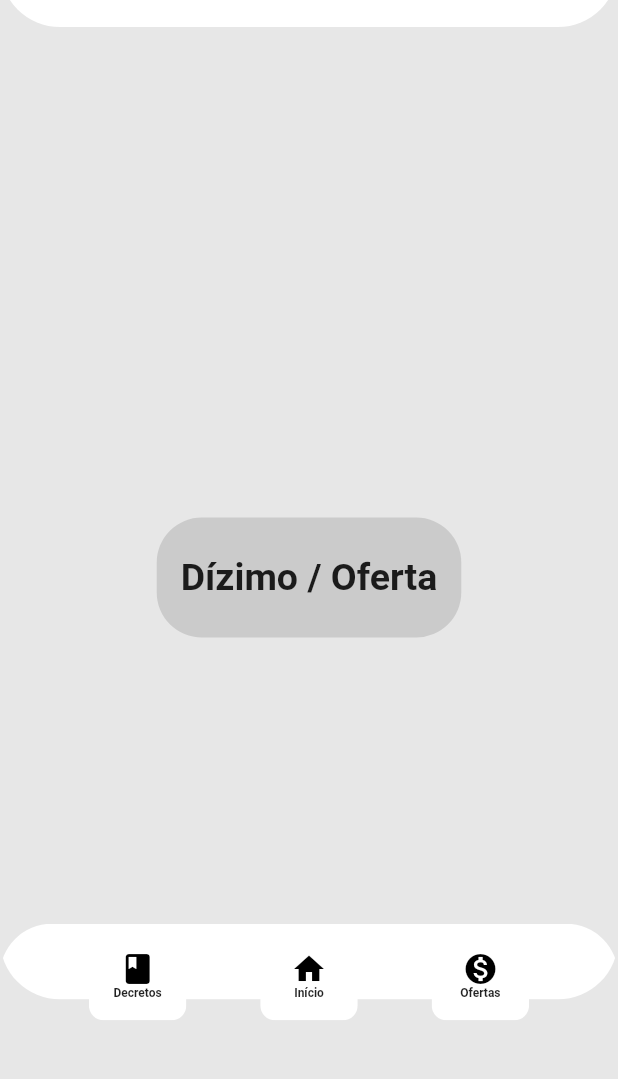
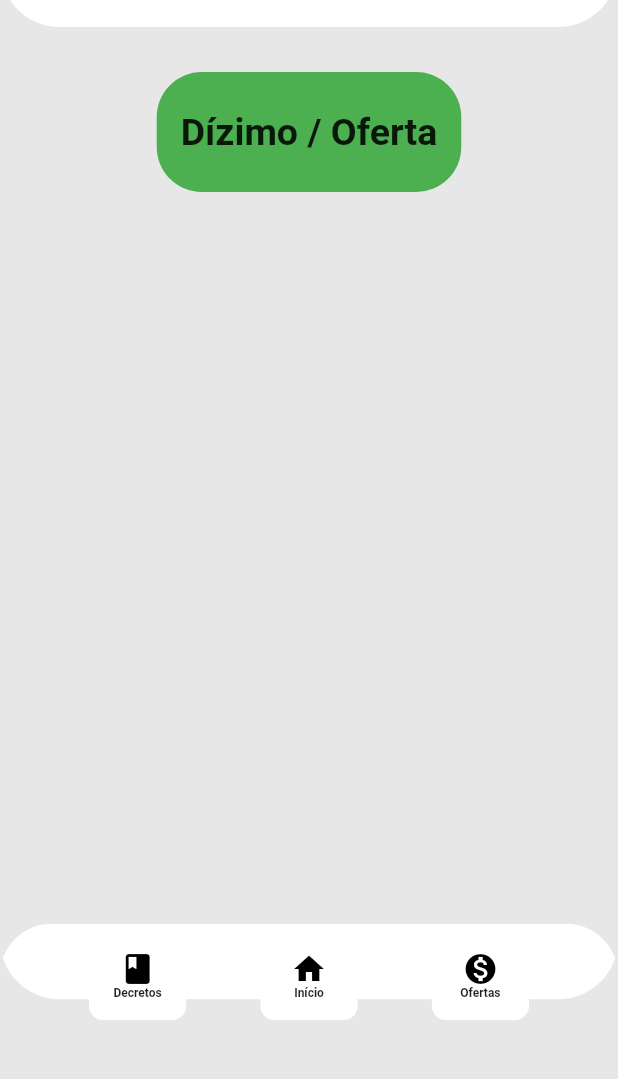
Before and after one commit to pedrohsantana1/SemanaProfetica, a Flutter app: the Pedidos screen opened directly with empty values, after a tap on "Ofertas", on a phone screen of 412 x 824 dp, the part 93-1172 px from its top. Run offline on Flutter 3.47's test engine with Material 2 defaults, Android fonts, the phone set to English and light mode, and no system bars; our stand-ins replace flutter_speed_dial, get, mask_text_input_formatter, splashscreen, sqflite; missing offline and left inert: esys_flutter_share; accounts and stored records are empty.

Commit message:
Botão ofertas - Tela Pedidos

```diff
--- a/lib/app/ui/android/ofertas/ofertas-page.dart
+++ b/lib/app/ui/android/ofertas/ofertas-page.dart
@@ -32,13 +32,13 @@ class _OfertasState extends State<Ofertas> {
                         top: 30,
                       ),
                       child: Column(
-                        mainAxisAlignment: MainAxisAlignment.center,
+                        mainAxisAlignment: MainAxisAlignment.spaceBetween,
                         children: [
                           Container(
                             decoration: BoxDecoration(
                               borderRadius:
                                   BorderRadius.all(Radius.circular(30)),
-                              color: Colors.black12,
+                              color: Colors.green,
                             ),
                             height: 80,
                             // width: MediaQuery.of(context).size.width,
--- a/lib/app/ui/android/pedidos/pedidos_page.dart
+++ b/lib/app/ui/android/pedidos/pedidos_page.dart
@@ -66,10 +66,23 @@ class _PedidosState extends State<Pedidos> {
             },
             label: 'Pedir para alguém',
             labelStyle: TextStyle(fontWeight: FontWeight.w500),
-            labelBackgroundColor: Colors.grey),
+            labelBackgroundColor: Colors.grey
+        ),
+        SpeedDialChild(
+            child: Icon(Icons.monetization_on, color: Colors.white),
+            backgroundColor: Colors.green,
+            onTap: () {
+              Get.offAndToNamed(Routes.OFERTAS,);
+            },
+            label: 'Dízimo / Oferta',
+            labelStyle: TextStyle(fontWeight: FontWeight.w500),
+            labelBackgroundColor: Colors.green
+        ),
       ],
     );
   }
+
+
 
   recuperarPedidos() async {
     List pedidosRecuperados = await _pedidoController.carregarPedidos(
```
Also changed, not shown: lib/app/ui/android/pedidos/pedido-outra-page.dart (+11 -0 lines).
